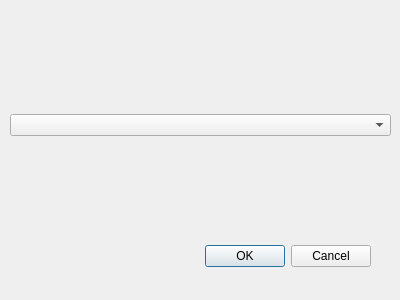
Old version of the form editlauncherdialog.ui in the repository FusionLauncher/FusionClient.
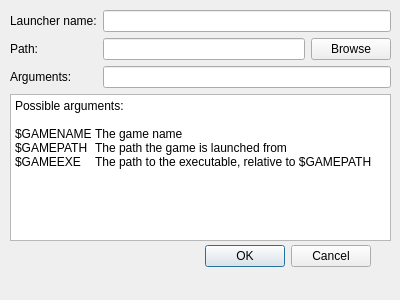
New version of the form.

Commit message: Finished launcher editing

```diff
--- a/editlauncherdialog.ui
+++ b/editlauncherdialog.ui
@@ -40,7 +40,56 @@
    </property>
    <layout class="QGridLayout" name="gridLayout">
     <item row="0" column="0">
-     <widget class="QComboBox" name="chooseLauncherComboBox"/>
+     <widget class="QLabel" name="launcherNameLabel">
+      <property name="text">
+       <string>Launcher name:</string>
+      </property>
+     </widget>
+    </item>
+    <item row="1" column="1">
+     <widget class="QLineEdit" name="pathEdit"/>
+    </item>
+    <item row="1" column="0">
+     <widget class="QLabel" name="pathLabel">
+      <property name="text">
+       <string>Path:</string>
+      </property>
+     </widget>
+    </item>
+    <item row="2" column="0">
+     <widget class="QLabel" name="argLabel">
+      <property name="text">
+       <string>Arguments:</string>
+      </property>
+     </widget>
+    </item>
+    <item row="1" column="2">
+     <widget class="QPushButton" name="pathBrowseButton">
+      <property name="text">
+       <string>Browse</string>
+      </property>
+     </widget>
+    </item>
+    <item row="2" column="1" colspan="2">
+     <widget class="QLineEdit" name="argEdit"/>
+    </item>
+    <item row="3" column="0" colspan="3">
+     <widget class="QTextBrowser" name="gameArgsBrowser">
+      <property name="html">
+       <string>&lt;!DOCTYPE HTML PUBLIC &quot;-//W3C//DTD HTML 4.0//EN&quot; &quot;http://www.w3.org/TR/REC-html40/strict.dtd&quot;&gt;
+&lt;html&gt;&lt;head&gt;&lt;meta name=&quot;qrichtext&quot; content=&quot;1&quot; /&gt;&lt;style type=&quot;text/css&quot;&gt;
+p, li { white-space: pre-wrap; }
+&lt;/style&gt;&lt;/head&gt;&lt;body style=&quot; font-family:'Sans Serif'; font-size:9pt; font-weight:400; font-style:normal;&quot;&gt;
+&lt;p style=&quot; margin-top:0px; margin-bottom:0px; margin-left:0px; margin-right:0px; -qt-block-indent:0; text-indent:0px;&quot;&gt;Possible arguments:&lt;/p&gt;
+&lt;p style=&quot;-qt-paragraph-type:empty; margin-top:0px; margin-bottom:0px; margin-left:0px; margin-right:0px; -qt-block-indent:0; text-indent:0px;&quot;&gt;&lt;br /&gt;&lt;/p&gt;
+&lt;p style=&quot; margin-top:0px; margin-bottom:0px; margin-left:0px; margin-right:0px; -qt-block-indent:0; text-indent:0px;&quot;&gt;$GAMENAME	The game name&lt;/p&gt;
+&lt;p style=&quot; margin-top:0px; margin-bottom:0px; margin-left:0px; margin-right:0px; -qt-block-indent:0; text-indent:0px;&quot;&gt;$GAMEPATH	The path the game is launched from&lt;/p&gt;
+&lt;p style=&quot; margin-top:0px; margin-bottom:0px; margin-left:0px; margin-right:0px; -qt-block-indent:0; text-indent:0px;&quot;&gt;$GAMEEXE	The path to the executable, relative to $GAMEPATH&lt;/p&gt;&lt;/body&gt;&lt;/html&gt;</string>
+      </property>
+     </widget>
+    </item>
+    <item row="0" column="1" colspan="2">
+     <widget class="QLineEdit" name="launcherNameEdit"/>
     </item>
    </layout>
   </widget>
```
The commit also changes 4 other files.
